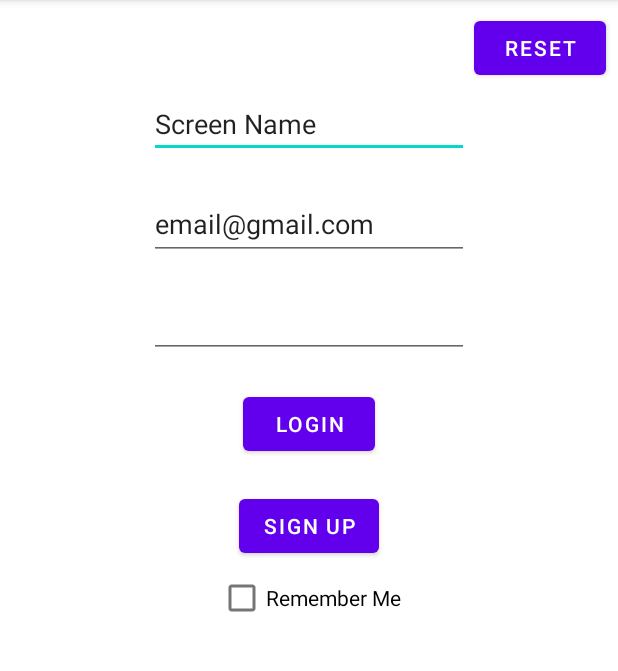
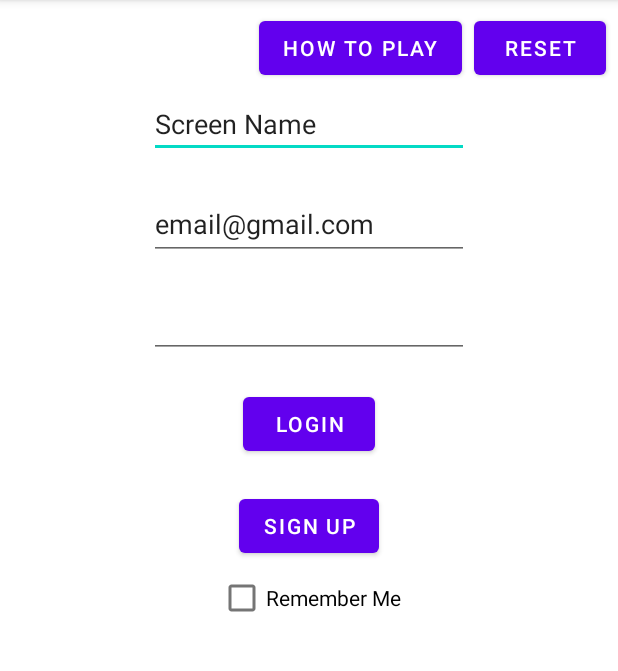
Before and after one commit to South-Dakota-Mines-Mobile-Development/OdeToBalloonsTowerDefence, an Android app: the screen it shows after launch (LoginActivity), on a phone screen of 412 x 824 dp, the part 84-755 px from its top. Run offline under Robolectric (Android 15) with nearby library versions, the phone set to English and light mode, and no system bars; our stand-ins replace Firebase (no records; nobody signed in at launch, a user with empty details on screens opened directly).

Commit message:
Added a how to play button

```diff
--- a/OdeToBallonsTowerDefence/app/src/main/java/edu/sdsmt/team4/odetoballonstowerdefence/LoginActivity.java
+++ b/OdeToBallonsTowerDefence/app/src/main/java/edu/sdsmt/team4/odetoballonstowerdefence/LoginActivity.java
@@ -55,12 +55,15 @@ public class LoginActivity extends AppCompatActivity {
         Button signupButton = findViewById(R.id.signup);
         Button loginButton = findViewById(R.id.login);
         Button resetButton = findViewById(R.id.reset);
+        Button howToPlay = findViewById(R.id.howToPlay);
         CheckBox rememberMeCheckbox = findViewById(R.id.rememberMe);
+
 
         signupButton.setOnClickListener(this::signup);
         loginButton.setOnClickListener(this::signin);
         resetButton.setOnClickListener(this::resetDatabase);
         rememberMeCheckbox.setOnClickListener(this::rememberMe);
+        howToPlay.setOnClickListener(this::howToActivity);
     }
 
     public void resetDatabase(View view) {
@@ -130,6 +133,12 @@ public class LoginActivity extends AppCompatActivity {
         });
     }
 
+    private void howToActivity(View view) {
+        Intent intent = new Intent(this, HowToActivity.class);
+
+        startActivity(intent);
+    }
+
     private void signin(View view) {
         String email = usernameText.getText().toString().trim();
         String password = passwordText.getText().toString().trim();
--- a/OdeToBallonsTowerDefence/app/src/main/res/layout/activity_login.xml
+++ b/OdeToBallonsTowerDefence/app/src/main/res/layout/activity_login.xml
@@ -1,6 +1,7 @@
 <?xml version="1.0" encoding="utf-8"?>
 <ScrollView xmlns:android="http://schemas.android.com/apk/res/android"
     xmlns:app="http://schemas.android.com/apk/res-auto"
+    xmlns:tools="http://schemas.android.com/tools"
     android:layout_width="match_parent"
     android:layout_height="match_parent">
 
@@ -84,5 +85,15 @@
             app:layout_constraintStart_toStartOf="parent"
             app:layout_constraintTop_toTopOf="parent" />
 
+        <Button
+            android:id="@+id/howToPlay"
+            android:layout_width="wrap_content"
+            android:layout_height="wrap_content"
+            android:layout_marginTop="8dp"
+            android:layout_marginEnd="8dp"
+            android:text="@string/how_to_play"
+            app:layout_constraintEnd_toStartOf="@+id/reset"
+            app:layout_constraintTop_toTopOf="parent" />
+
     </androidx.constraintlayout.widget.ConstraintLayout>
 </ScrollView>
```
